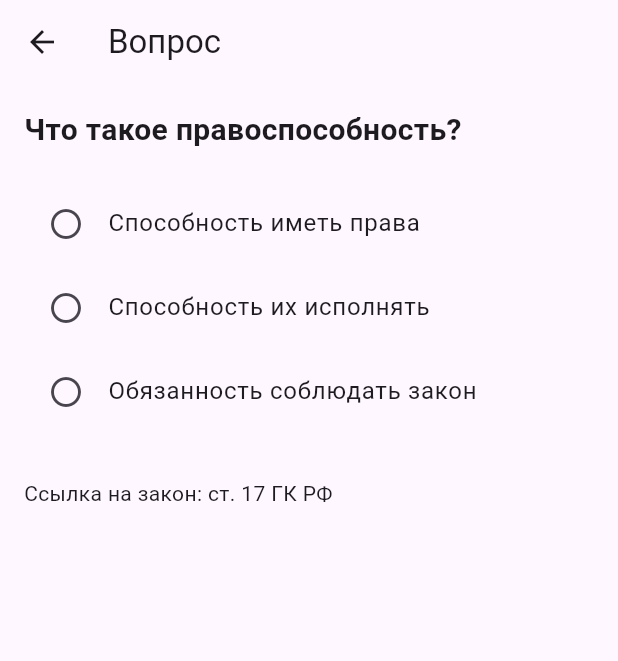
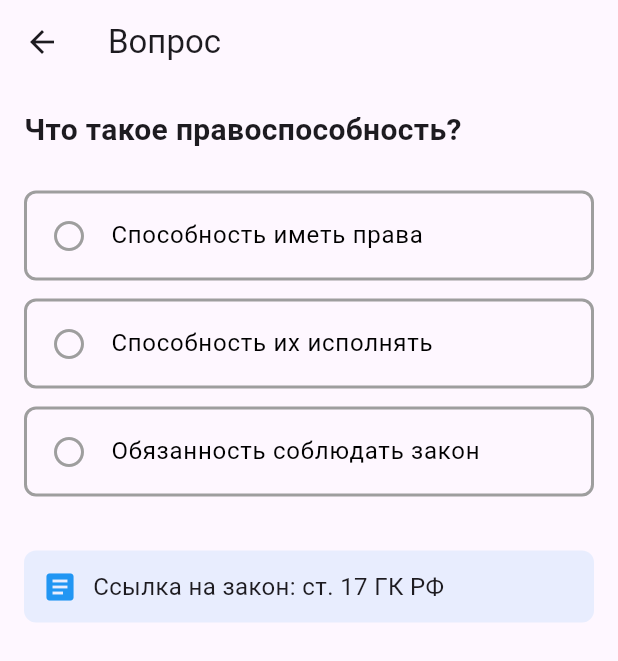
Before and after one commit to Jastline/mylawyer, a Flutter app: the screen it shows after launch, after a tap on "Что такое правоспособность?", on a phone screen of 412 x 824 dp. Shown: the top 661 px of the screen. Run offline on Flutter 3.47's test engine with Material 3 defaults, Android fonts, the phone set to English and light mode, and no system bars; our stand-ins replace sqflite; accounts and stored records are empty.

Commit message:
Визуальное выделение правильного и не правильного ответа
РАБОТАЕТ!!!

```diff
--- a/lib/screens/test_detail_screen.dart
+++ b/lib/screens/test_detail_screen.dart
@@ -1,10 +1,18 @@
 import 'package:flutter/material.dart';
 import '../models/test_model.dart';
 
-class TestDetailScreen extends StatelessWidget {
+class TestDetailScreen extends StatefulWidget {
   final TestModel test;
 
   const TestDetailScreen({Key? key, required this.test}) : super(key: key);
+
+  @override
+  _TestDetailScreenState createState() => _TestDetailScreenState();
+}
+
+class _TestDetailScreenState extends State<TestDetailScreen> {
+  int? _selectedIndex;
+  bool _isAnswered = false;
 
   @override
   Widget build(BuildContext context) {
@@ -15,19 +23,110 @@ class TestDetailScreen extends StatelessWidget {
         child: Column(
           crossAxisAlignment: CrossAxisAlignment.start,
           children: [
+            // Вопрос
             Text(
-              test.question,
+              widget.test.question,
               style: TextStyle(fontSize: 20, fontWeight: FontWeight.bold),
             ),
             SizedBox(height: 20),
-            ...List.generate(test.options.length, (index) {
-              return ListTile(
-                title: Text(test.options[index]),
-                leading: Icon(Icons.circle_outlined),
+
+            // Варианты ответов
+            ...List.generate(widget.test.options.length, (index) {
+              final isSelected = _selectedIndex == index;
+              final isCorrect = widget.test.correctIndex == index;
+
+              // Определяем цвета и стили
+              Color backgroundColor = Colors.transparent;
+              Color borderColor = Colors.grey;
+              IconData? icon;
+              Color iconColor = Colors.grey; // Инициализируем значением по умолчанию
+
+              if (_isAnswered) {
+                if (isCorrect) {
+                  // Правильный ответ (подсвечиваем в любом случае)
+                  backgroundColor = Colors.green.withAlpha(25); // Эквивалент withOpacity(0.1)
+                  borderColor = Colors.green;
+                  icon = Icons.check_circle;
+                  iconColor = Colors.green;
+                } else if (isSelected) {
+                  // Выбран неправильный ответ
+                  backgroundColor = Colors.red.withAlpha(25); // Эквивалент withOpacity(0.1)
+                  borderColor = Colors.red;
+                  icon = Icons.cancel;
+                  iconColor = Colors.red;
+                }
+              }
+
+              return Container(
+                margin: EdgeInsets.symmetric(vertical: 6),
+                decoration: BoxDecoration(
+                  color: backgroundColor,
+                  border: Border.all(color: borderColor, width: 2),
+                  borderRadius: BorderRadius.circular(8),
+                ),
+                child: ListTile(
+                  contentPadding: EdgeInsets.symmetric(horizontal: 16),
+                  title: Text(
+                    widget.test.options[index],
+                    style: TextStyle(
+                      fontSize: 16,
+                      color: isSelected && !isCorrect && _isAnswered
+                          ? Colors.red
+                          : Colors.black,
+                    ),
+                  ),
+                  leading: _isAnswered && icon != null
+                      ? Icon(icon, color: iconColor)
+                      : Icon(Icons.circle_outlined, color: Colors.grey),
+                  onTap: _isAnswered
+                      ? null
+                      : () {
+                    setState(() {
+                      _selectedIndex = index;
+                      _isAnswered = true;
+                    });
+                  },
+                ),
               );
             }),
+
+            // Статья на закон
             SizedBox(height: 30),
-            Text('Ссылка на закон: ${test.lawReference}'),
+            Container(
+              padding: EdgeInsets.all(12),
+              decoration: BoxDecoration(
+                color: Colors.blue.withAlpha(25), // Эквивалент withOpacity(0.1)
+                borderRadius: BorderRadius.circular(8),
+              ),
+              child: Row(
+                children: [
+                  Icon(Icons.article, color: Colors.blue),
+                  SizedBox(width: 10),
+                  Expanded(
+                    child: Text(
+                      'Ссылка на закон: ${widget.test.lawReference}',
+                      style: TextStyle(fontSize: 16),
+                    ),
+                  ),
+                ],
+              ),
+            ),
+
+            // Кнопка "Назад"
+            if (_isAnswered)
+              Center(
+                child: Padding(
+                  padding: const EdgeInsets.only(top: 30.0),
+                  child: ElevatedButton.icon(
+                    icon: Icon(Icons.arrow_back),
+                    label: Text('Назад к тестам'),
+                    style: ElevatedButton.styleFrom(
+                      padding: EdgeInsets.symmetric(horizontal: 24, vertical: 12),
+                    ),
+                    onPressed: () => Navigator.pop(context),
+                  ),
+                ),
+              ),
           ],
         ),
       ),
```
